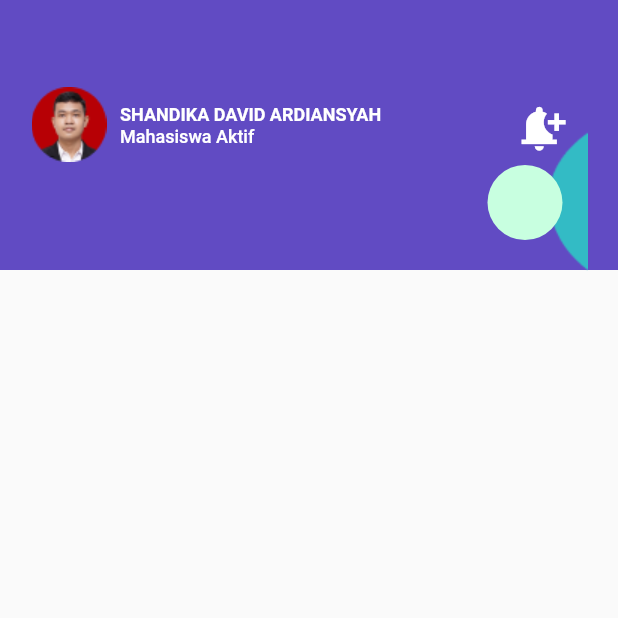
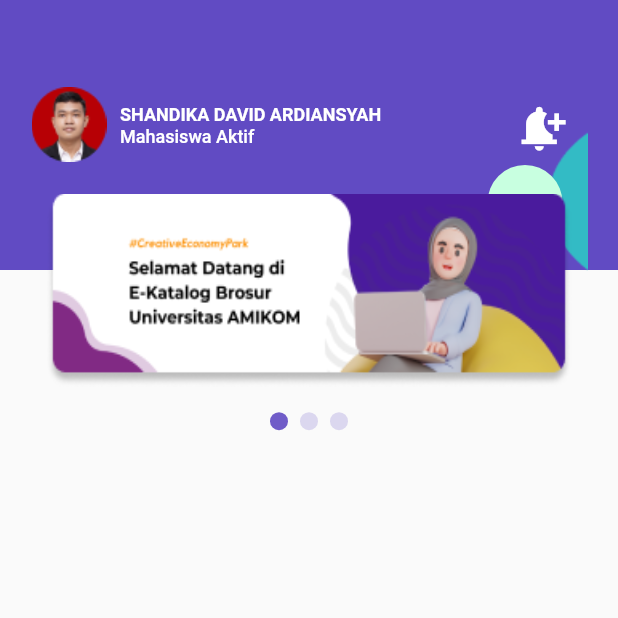
Before and after one commit to shandikadav/kampusku-app, a Flutter app: the HomePage screen opened by its route, on a phone screen of 412 x 824 dp, the top half of it. Run offline on Flutter 3.47's test engine with Material 2 defaults, Android fonts, the phone set to English and light mode, and no system bars; drawn by our look-alikes of carousel_slider.

Commit message:
menambah slider pada homepage

```diff
--- a/lib/pages/homepage.dart
+++ b/lib/pages/homepage.dart
@@ -1,7 +1,46 @@
+import 'package:carousel_slider/carousel_slider.dart';
 import 'package:flutter/material.dart';
 
-class HomePage extends StatelessWidget {
+class HomePage extends StatefulWidget {
   const HomePage({super.key});
+
+  @override
+  State<HomePage> createState() => _HomePageState();
+}
+
+class _HomePageState extends State<HomePage> {
+  int _current = 0;
+  final CarouselController _controller = CarouselController();
+  final List<Widget> imageSliders = [
+    Container(
+      width: 350,
+      child: Image.asset(
+        'assets/banner_homepage.png',
+        fit: BoxFit.fill,
+      ),
+      decoration: BoxDecoration(
+        borderRadius: BorderRadius.circular(10),
+        // color: Colors.amber,
+      ),
+    ),
+    Container(
+      width: 350,
+      child: Image.asset(
+        'assets/banner_homepage.png',
+        fit: BoxFit.fill,
+      ),
+      decoration: BoxDecoration(
+        borderRadius: BorderRadius.circular(10),
+        // color: Colors.amber,
+      ),
+    ),
+    Container(
+        width: 350,
+        decoration: BoxDecoration(
+          borderRadius: BorderRadius.circular(10),
+          color: Colors.red,
+        )),
+  ];
 
   @override
   Widget build(BuildContext context) {
@@ -76,7 +115,46 @@
                     ),
                   ),
                 ],
-              )
+              ),
+              SizedBox(
+                height: 21,
+              ),
+              CarouselSlider(
+                items: imageSliders,
+                carouselController: _controller,
+                options: CarouselOptions(
+                  autoPlay: true,
+                  viewportFraction: 1,
+                  enlargeCenterPage: true,
+                  aspectRatio: 16 / 5,
+                  onPageChanged: (index, reason) {
+                    setState(() {
+                      _current = index;
+                    });
+                  },
+                ),
+              ),
+              Row(
+                mainAxisAlignment: MainAxisAlignment.center,
+                children: imageSliders.asMap().entries.map((entry) {
+                  return GestureDetector(
+                    onTap: () => _controller.animateToPage(entry.key),
+                    child: Container(
+                      width: 12.0,
+                      height: 12.0,
+                      margin:
+                          EdgeInsets.symmetric(vertical: 17, horizontal: 4.0),
+                      decoration: BoxDecoration(
+                        shape: BoxShape.circle,
+                        color: (Theme.of(context).brightness == Brightness.dark
+                                ? Colors.white
+                                : Color.fromARGB(255, 97, 75, 195))
+                            .withOpacity(_current == entry.key ? 0.9 : 0.2),
+                      ),
+                    ),
+                  );
+                }).toList(),
+              ),
             ],
           )
         ],
--- a/pubspec.yaml
+++ b/pubspec.yaml
@@ -30,6 +30,7 @@
 dependencies:
   flutter:
     sdk: flutter
+  carousel_slider: ^4.2.1
 
   # The following adds the Cupertino Icons font to your application.
   # Use with the CupertinoIcons class for iOS style icons.
```
Also changed, not shown: assets/banner_homepage.png (added), pubspec.lock.
